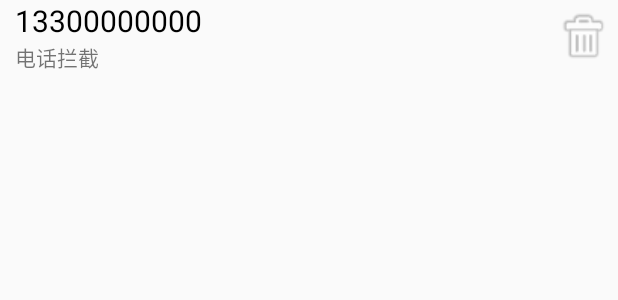
After one commit to ios123developer/MobileSafe, an Android app: the layout item_call_safe.xml on its own in the app's theme, with its tools: preview values and no code run, on a phone screen of 412 x 824 dp. The commit adds this screen. Shown: the top 300 px of the screen. Run offline under Robolectric (Android 15) with nearby library versions, the phone set to English and light mode, and no system bars.

Commit message:
通讯卫士的黑名单管理正常显示

```diff
--- /dev/null
+++ b/app/src/main/res/layout/item_call_safe.xml
@@ -0,0 +1,26 @@
+<?xml version="1.0" encoding="utf-8"?>
+<RelativeLayout xmlns:android="http://schemas.android.com/apk/res/android"
+    android:layout_width="match_parent"
+    android:layout_height="match_parent">
+
+    <TextView
+        android:id="@+id/tv_number"
+        android:layout_width="wrap_content"
+        android:layout_height="wrap_content"
+        android:textSize="20sp"
+        android:layout_marginLeft="10dp"
+        android:textColor="#000"
+        android:text="13300000000"/>
+    <TextView
+        android:id="@+id/tv_mode"
+        android:layout_width="wrap_content"
+        android:layout_height="wrap_content"
+        android:layout_marginLeft="10dp"
+        android:layout_below="@+id/tv_number"
+        android:text="电话拦截"/>
+    <ImageView
+        android:layout_width="wrap_content"
+        android:layout_height="wrap_content"
+        android:layout_alignParentRight="true"
+        android:src="@drawable/ic_delete_btn"/>
+</RelativeLayout>
```
Also changed, not shown: app/src/main/java/com/szzgkon/mobilesafe/activity/CallSafeActivity.java (+68 -0 lines), app/src/main/java/com/szzgkon/mobilesafe/adapter/MyBaseAdapter.java (added, +40 -0 lines), app/src/main/res/drawable/ic_delete_btn.png (added), app/src/main/res/drawable/ic_delete_btn_focused.png (added).
